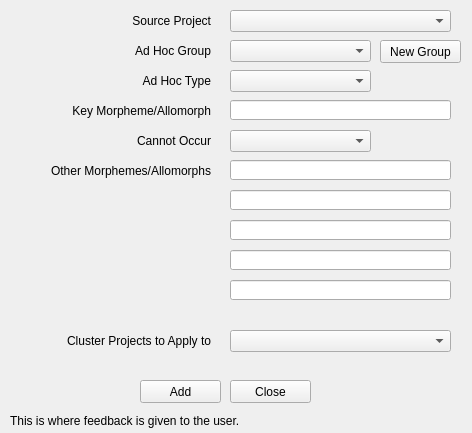
First picture: the form in Dev/Lib/Windows/ClusterAdHoc.ui, repository rmlockwood/FLExTrans, before the edit.
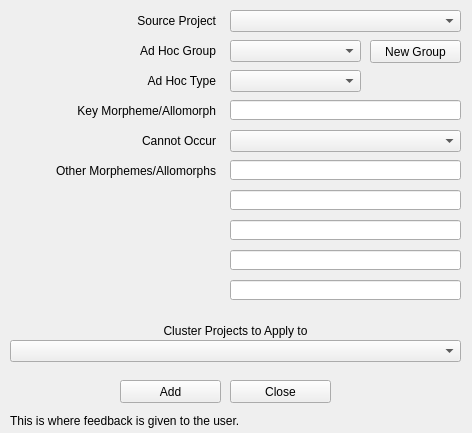
Second picture: the form after the edit.

Commit message: ad hoc rule ui adjusted for localization

The edit to the form file:
```diff
--- a/Dev/Lib/Windows/ClusterAdHoc.ui
+++ b/Dev/Lib/Windows/ClusterAdHoc.ui
@@ -23,9 +23,9 @@
    <widget class="QLabel" name="sourceProjectLabel">
     <property name="geometry">
      <rect>
-      <x>20</x>
+      <x>0</x>
       <y>10</y>
-      <width>191</width>
+      <width>216</width>
       <height>21</height>
      </rect>
     </property>
@@ -41,7 +41,7 @@
      <rect>
       <x>230</x>
       <y>100</y>
-      <width>221</width>
+      <width>231</width>
       <height>20</height>
      </rect>
     </property>
@@ -49,9 +49,9 @@
    <widget class="QPushButton" name="addButton">
     <property name="geometry">
      <rect>
-      <x>140</x>
+      <x>120</x>
       <y>380</y>
-      <width>81</width>
+      <width>101</width>
       <height>23</height>
      </rect>
     </property>
@@ -64,7 +64,7 @@
      <rect>
       <x>230</x>
       <y>380</y>
-      <width>81</width>
+      <width>101</width>
       <height>23</height>
      </rect>
     </property>
@@ -77,7 +77,7 @@
      <rect>
       <x>230</x>
       <y>10</y>
-      <width>221</width>
+      <width>231</width>
       <height>22</height>
      </rect>
     </property>
@@ -85,9 +85,9 @@
    <widget class="QLabel" name="adHocGroupLabel">
     <property name="geometry">
      <rect>
-      <x>20</x>
+      <x>0</x>
       <y>40</y>
-      <width>191</width>
+      <width>216</width>
       <height>21</height>
      </rect>
     </property>
@@ -103,7 +103,7 @@
      <rect>
       <x>230</x>
       <y>40</y>
-      <width>141</width>
+      <width>131</width>
       <height>22</height>
      </rect>
     </property>
@@ -111,9 +111,9 @@
    <widget class="QLabel" name="adHocTypeLabel">
     <property name="geometry">
      <rect>
-      <x>20</x>
+      <x>0</x>
       <y>70</y>
-      <width>191</width>
+      <width>216</width>
       <height>21</height>
      </rect>
     </property>
@@ -129,7 +129,7 @@
      <rect>
       <x>230</x>
       <y>70</y>
-      <width>141</width>
+      <width>131</width>
       <height>22</height>
      </rect>
     </property>
@@ -137,9 +137,9 @@
    <widget class="QLabel" name="KeyMorphAllomorphLabel">
     <property name="geometry">
      <rect>
-      <x>20</x>
+      <x>0</x>
       <y>100</y>
-      <width>191</width>
+      <width>216</width>
       <height>21</height>
      </rect>
     </property>
@@ -155,7 +155,7 @@
      <rect>
       <x>230</x>
       <y>160</y>
-      <width>221</width>
+      <width>231</width>
       <height>20</height>
      </rect>
     </property>
@@ -166,9 +166,9 @@
    <widget class="QLabel" name="otherMorphsAllomorphsLabel">
     <property name="geometry">
      <rect>
-      <x>20</x>
+      <x>0</x>
       <y>160</y>
-      <width>191</width>
+      <width>216</width>
       <height>21</height>
      </rect>
     </property>
@@ -184,7 +184,7 @@
      <rect>
       <x>230</x>
       <y>190</y>
-      <width>221</width>
+      <width>231</width>
       <height>20</height>
      </rect>
     </property>
@@ -197,7 +197,7 @@
      <rect>
       <x>230</x>
       <y>220</y>
-      <width>221</width>
+      <width>231</width>
       <height>20</height>
      </rect>
     </property>
@@ -210,7 +210,7 @@
      <rect>
       <x>230</x>
       <y>130</y>
-      <width>141</width>
+      <width>231</width>
       <height>22</height>
      </rect>
     </property>
@@ -218,9 +218,9 @@
    <widget class="QLabel" name="cannotOccurLabel">
     <property name="geometry">
      <rect>
-      <x>20</x>
+      <x>0</x>
       <y>130</y>
-      <width>191</width>
+      <width>216</width>
       <height>21</height>
      </rect>
     </property>
@@ -236,7 +236,7 @@
      <rect>
       <x>230</x>
       <y>250</y>
-      <width>221</width>
+      <width>231</width>
       <height>20</height>
      </rect>
     </property>
@@ -249,7 +249,7 @@
      <rect>
       <x>230</x>
       <y>280</y>
-      <width>221</width>
+      <width>231</width>
       <height>20</height>
      </rect>
     </property>
@@ -260,9 +260,9 @@
    <widget class="QLabel" name="clusterProjectsLabel">
     <property name="geometry">
      <rect>
-      <x>20</x>
-      <y>330</y>
-      <width>191</width>
+      <x>0</x>
+      <y>320</y>
+      <width>471</width>
       <height>21</height>
      </rect>
     </property>
@@ -270,15 +270,15 @@
      <string>Cluster Projects to Apply to</string>
     </property>
     <property name="alignment">
-     <set>Qt::AlignRight|Qt::AlignTrailing|Qt::AlignVCenter</set>
+     <set>Qt::AlignCenter</set>
     </property>
    </widget>
    <widget class="QComboBox" name="clusterProjectsComboBox">
     <property name="geometry">
      <rect>
-      <x>230</x>
-      <y>330</y>
-      <width>221</width>
+      <x>10</x>
+      <y>340</y>
+      <width>451</width>
       <height>22</height>
      </rect>
     </property>
@@ -286,9 +286,9 @@
    <widget class="QPushButton" name="newGroupButton">
     <property name="geometry">
      <rect>
-      <x>380</x>
+      <x>370</x>
       <y>40</y>
-      <width>81</width>
+      <width>91</width>
       <height>23</height>
      </rect>
     </property>
@@ -301,7 +301,7 @@
      <rect>
       <x>10</x>
       <y>410</y>
-      <width>301</width>
+      <width>451</width>
       <height>21</height>
      </rect>
     </property>
```
Left out of the diff: 4 changed lines with no effect on the pictures. The commit also changes 4 other files.
